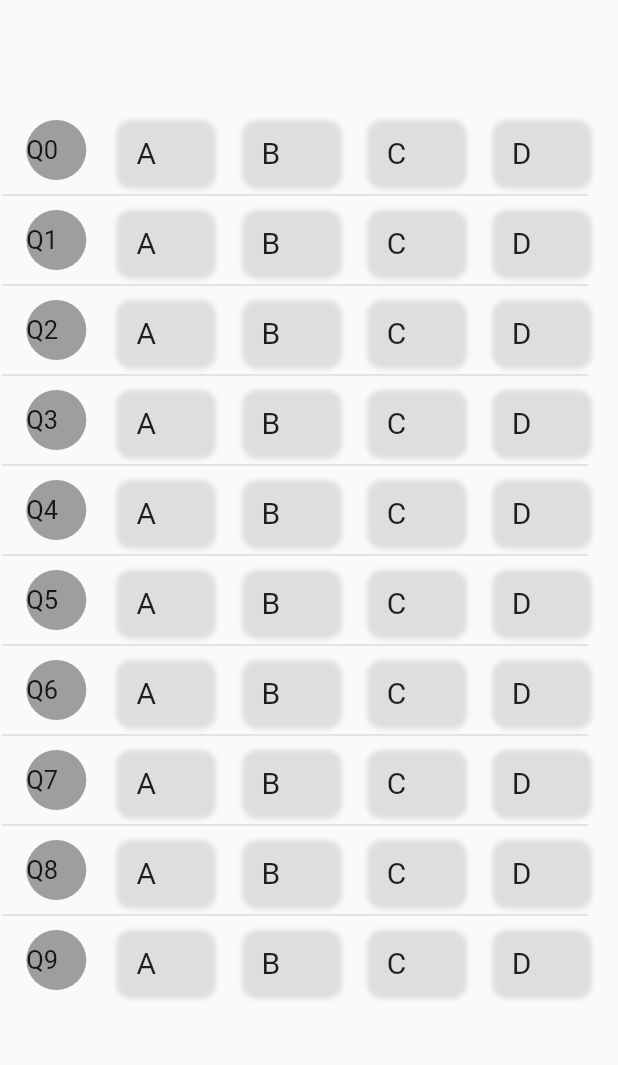
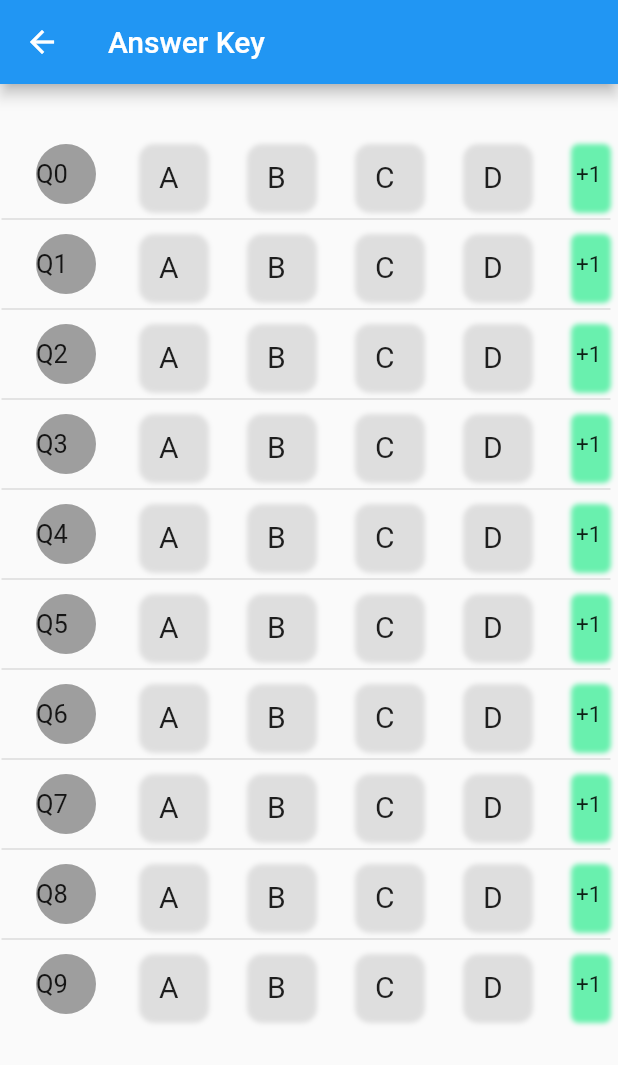
Before and after one commit to AMALj248/ORIS, a Flutter app: the firstscreen screen opened directly, on a phone screen of 412 x 824 dp. Shown: the top 1065 px of the screen. Run offline on Flutter 3.47's test engine with Material 2 defaults, Android fonts, the phone set to English and light mode, and no system bars; our stand-ins replace camera, image_cropper, image_picker.

Commit message:
Scanner , Answer Key , Answer Marking , App Bar Nav(Basic) and basic UI Working

```diff
--- a/lib/Ans_Key_Screen.dart
+++ b/lib/Ans_Key_Screen.dart
@@ -14,18 +14,25 @@ class _firstscreenState extends State<firstscreen> {
   List C_selectedIndexs=[];
   List D_selectedIndexs=[];
 
+  //For Marks Counter
+  List Marks_Counter=[];
+
   @override
   Widget build(BuildContext context)
 
   {
     //Parent Scaffold
     return Scaffold(
+      //AppBar
+      appBar: AppBar(
+        title: Text("Answer Key"),
+      ),
 
 
       //Main Body
       body: ListView.separated(
         //For Even Spacing of Rows
-            padding: const EdgeInsets.only( left: 0,top: 80,right: 15),
+        padding: const EdgeInsets.only( left: 0,top: 40,right: 0),
         //How many copies of Answers
         itemCount: 10,
         //required constructor
@@ -35,6 +42,7 @@ class _firstscreenState extends State<firstscreen> {
           final B_isSelected=B_selectedIndexs.contains(index);
           final C_isSelected=C_selectedIndexs.contains(index);
           final D_isSelected=D_selectedIndexs.contains(index);
+          final M_isSelected=Marks_Counter.contains(index);
 
           return Row(
             mainAxisAlignment: MainAxisAlignment.spaceAround,
@@ -86,7 +94,7 @@ class _firstscreenState extends State<firstscreen> {
                 child: Container(
                   //Area of the Box
                   height: 40,
-                        width: 60,
+                  width: 40,
                   alignment: Alignment.center,
                   //Inserting the logo
                   decoration: BoxDecoration(
@@ -142,7 +150,7 @@ class _firstscreenState extends State<firstscreen> {
                 child: Container(
                   //Area of the Box
                   height: 40,
-                      width: 60,
+                  width: 40,
                   alignment: Alignment.center,
                   //Inserting the logo
                   decoration: BoxDecoration(
@@ -197,7 +205,7 @@ class _firstscreenState extends State<firstscreen> {
                 child: Container(
                   //Area of the Box
                   height: 40,
-                      width: 60,
+                  width: 40,
                   alignment: Alignment.center,
                   //Inserting the logo
                   decoration: BoxDecoration(
@@ -252,7 +260,7 @@ class _firstscreenState extends State<firstscreen> {
                 child: Container(
                   //Area of the Box
                   height: 40,
-                      width: 60,
+                  width: 40,
                   alignment: Alignment.center,
                   //Inserting the logo
                   decoration: BoxDecoration(
@@ -285,6 +293,68 @@ class _firstscreenState extends State<firstscreen> {
                   ),
                 ),
               ),
+
+              //For +-1 Marks
+              //For Divider
+              Divider(),
+              GestureDetector(
+                onTap: (){
+                  //to register touch
+                  setState(() {
+                    if(M_isSelected){
+
+                      Marks_Counter.remove(index);
+                      print("Removed Marks for : $Marks_Counter");
+
+                    }else{
+                      Marks_Counter.add(index);
+                      print("Added Marks for : $Marks_Counter");
+
+                    }
+                  });
+                },
+                child: Container(
+                  //Area of the Box
+                  height: 40,
+                  width: 20,
+                  alignment: Alignment.center,
+                  //Inserting the logo
+                  decoration: BoxDecoration(
+                    //Shaping thr Box
+                    borderRadius: BorderRadius.only(
+                        topLeft: Radius.circular(5),
+                        topRight: Radius.circular(5),
+                        bottomLeft: Radius.circular(5),
+                        bottomRight: Radius.circular(5)
+                    ),
+                    //shadow for the box
+                    boxShadow: [
+                      BoxShadow(
+                        //dynamic click color
+                        color:M_isSelected ?Colors.red: Colors.greenAccent,
+                        spreadRadius: 3,
+                        blurRadius: 2,
+                        offset: Offset(0, 3), // changes position of shadow
+                      )
+                    ],
+                  ),
+
+                  child: Padding(
+                    padding: const EdgeInsets.only(
+                      left: 0,
+                      top: 0,
+                    ),
+                    child: Row(
+                      children: <Widget>[
+                        Text(
+                          //for dynamic text based on click
+                          M_isSelected?'-1':'+1',
+                          style: TextStyle(fontSize: 15),),
+                      ],
+                    ),
+                  ),
+                ),
+              )
             ],
           );
         },
--- a/lib/main.dart
+++ b/lib/main.dart
@@ -48,7 +48,7 @@ class _HomePageState extends State<HomePage>{
           compressQuality: 100,
           maxHeight: 700,
           maxWidth: 700,
-          compressFormat: ImageCompressFormat.jpg,
+          compressFormat: ImageCompressFormat.png,
           androidUiSettings: AndroidUiSettings(
               toolbarColor: Colors.white,
               toolbarTitle: 'Crop the Image',
@@ -192,6 +192,7 @@ class _HomePageState extends State<HomePage>{
               //navigating to Answer Key Screen
               GestureDetector(
                 onTap: (){
+                   //Rerouting to Ans_Key_Screen file
                   Navigator.push(context , MaterialPageRoute(
                   // Pushing to Stack Builder
                    builder: (context) => firstscreen(),
```
Lines whose indentation alone changed are shown as unchanged.
